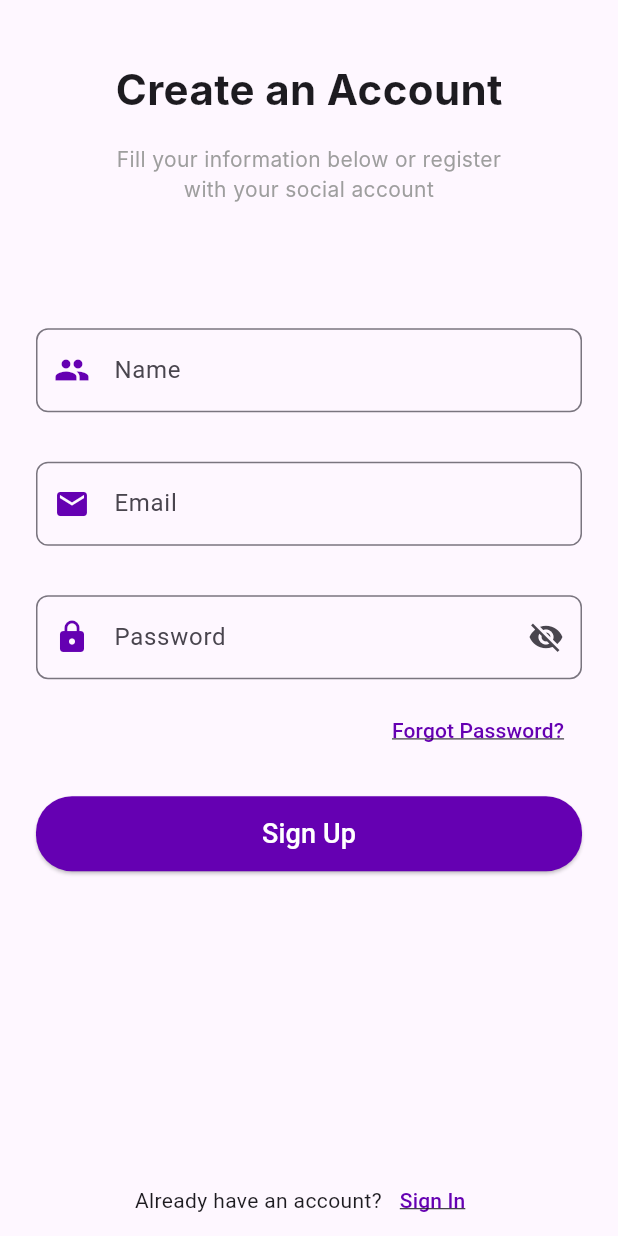
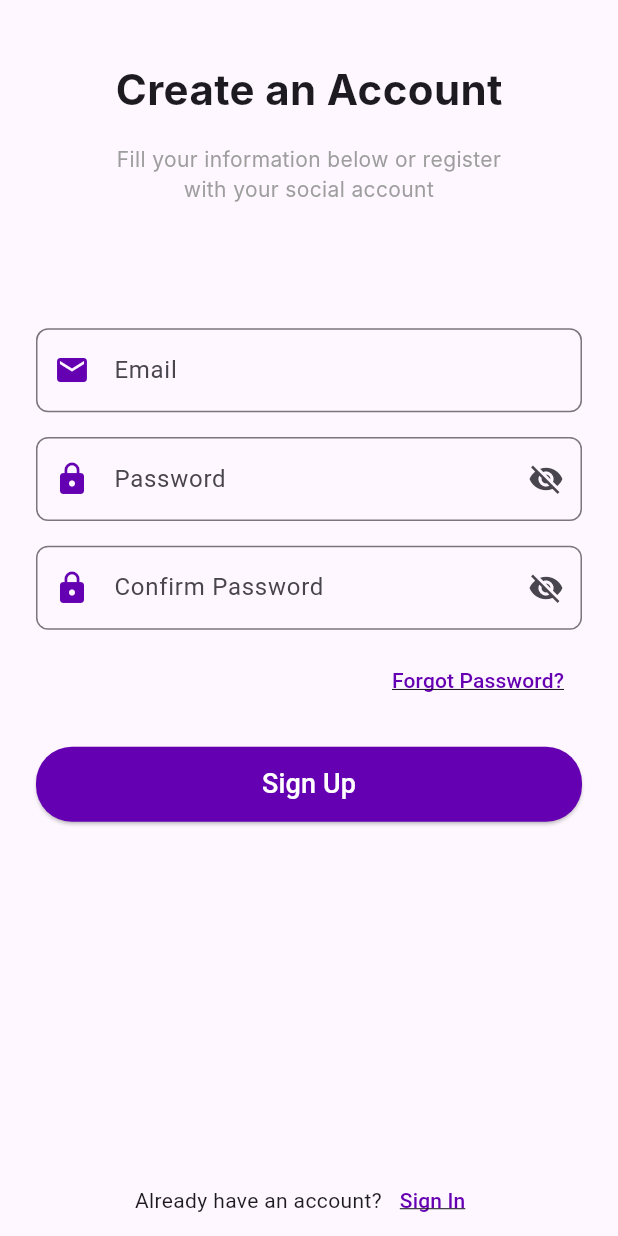
Before and after one commit to Natzzzzzz/FlowerShop, a Flutter app: the SignUp screen opened directly, on a phone screen of 412 x 824 dp. Run offline on Flutter 3.47's test engine with Material 3 defaults, Android fonts, the light colour scheme and no system bars; our stand-ins replace bloc, equatable, firebase_auth, firebase_core, flutter_bloc, google_sign_in and 2 more; accounts and stored records are empty; Roboto replaces fonts that are missing (Inter).

Commit message:
update sign up with email without validate

```diff
--- a/lib/features/signIn/bloc/bloc/sign_in_event.dart
+++ b/lib/features/signIn/bloc/bloc/sign_in_event.dart
@@ -1,6 +1,3 @@
 abstract class SignInEvent {}
-class AppStarted extends SignInEvent {}
 
 class SignInWithGoogle extends SignInEvent {}
-
-class SignInWithApple extends SignInEvent {}
--- /dev/null
+++ b/lib/features/signUp/bloc/sign_up_bloc.dart
@@ -0,0 +1,49 @@
+import 'package:bloc/bloc.dart';
+import 'package:firebase_auth/firebase_auth.dart';
+import 'package:flower_delivery/features/signUp/bloc/sign_up_event.dart';
+import 'package:flower_delivery/features/signUp/bloc/sign_up_state.dart';
+
+class SignUpBloc extends Bloc<SignUpEvent, SignUpState> {
+  SignUpBloc() : super(SignUpInitial()) {
+
+    on<SignUpSubmitted>((event, emit) async {
+      // Validate the input
+      if (event.password != event.confirmPassword) {
+        emit(SignUpFailure(error: "Passwords do not match"));
+        return;
+      }
+
+      // Simulate sign-up process
+      try {
+        emit(SignUpLoading());
+
+        // if (event.email == "") {
+        //   throw Exception("Email must not be empty");
+        // }
+        // if (event.password == "") {
+        //   throw Exception("Password must not be empty");
+        // }
+        // if (event.confirmPassword == "") {
+        //   throw Exception("Confirm Password must not be empty");
+        // }
+        // if (event.password.length < 6) {
+        //   throw Exception("Password must be at least 6 characters long");
+        // }
+
+        // Sign-up with Firebase Auth
+        if (event.password == event.confirmPassword){
+          await FirebaseAuth.instance.createUserWithEmailAndPassword(
+            email: event.email,
+            password: event.password,
+          );
+
+        }
+        // If sign-up succeeds
+        emit(SignUpSuccess());
+      } on FirebaseAuthException catch (error) {
+        // If an error occurs during sign-up
+        emit(SignUpFailure(error: error.toString()));
+      }
+    });
+  }
+}
--- /dev/null
+++ b/lib/features/signUp/bloc/sign_up_event.dart
@@ -0,0 +1,21 @@
+import 'package:equatable/equatable.dart';
+
+abstract class SignUpEvent extends Equatable {
+  @override
+  List<Object> get props => [];
+}
+
+class SignUpSubmitted extends SignUpEvent {
+  final String email;
+  final String password;
+  final String confirmPassword;
+
+  SignUpSubmitted({
+    required this.email,
+    required this.password,
+    required this.confirmPassword,
+  });
+
+  @override
+  List<Object> get props => [email, password, confirmPassword];
+}
--- /dev/null
+++ b/lib/features/signUp/bloc/sign_up_state.dart
@@ -0,0 +1,21 @@
+
+import 'package:equatable/equatable.dart';
+
+abstract class SignUpState extends Equatable {
+  @override
+  List<Object?> get props => [];
+}
+final class SignUpInitial extends SignUpState {}
+
+class SignUpLoading extends SignUpState {}
+
+class SignUpSuccess extends SignUpState {}
+
+class SignUpFailure extends SignUpState {
+  final String error;
+
+  SignUpFailure({required this.error});
+
+  @override
+  List<Object?> get props => [error];
+}
--- /dev/null
+++ b/lib/features/signUp/cubit/cf_password_cubit.dart
@@ -0,0 +1,7 @@
+import 'package:bloc/bloc.dart';
+
+class ConfirmPasswordVisibilityCubit extends Cubit<bool> {
+  ConfirmPasswordVisibilityCubit() : super(false);
+
+  void toggleVisibility() => emit(!state);
+}
--- /dev/null
+++ b/lib/features/signUp/cubit/password_cubit.dart
@@ -0,0 +1,7 @@
+import 'package:bloc/bloc.dart';
+
+class PasswordVisibilityCubit extends Cubit<bool> {
+  PasswordVisibilityCubit() : super(false);
+
+  void toggleVisibility() => emit(!state);
+}
--- a/lib/features/signUp/signUp.dart
+++ b/lib/features/signUp/signUp.dart
@@ -1,17 +1,31 @@
 import 'package:flower_delivery/features/signIn/signIn.dart';
+import 'package:flower_delivery/features/signUp/bloc/sign_up_bloc.dart';
+import 'package:flower_delivery/features/signUp/bloc/sign_up_event.dart';
+import 'package:flower_delivery/features/signUp/bloc/sign_up_state.dart';
+import 'package:flower_delivery/features/signUp/cubit/cf_password_cubit.dart';
+import 'package:flower_delivery/features/signUp/cubit/password_cubit.dart';
 import 'package:flower_delivery/misc/color.dart';
 import 'package:flutter/material.dart';
+import 'package:flutter_bloc/flutter_bloc.dart';
 
 class SignUp extends StatelessWidget {
   final TextEditingController _emailController = TextEditingController();
   final TextEditingController _passwordController = TextEditingController();
-  final TextEditingController _confirmPasswordController = TextEditingController();
+  final TextEditingController _confirmPasswordController =
+      TextEditingController();
 
   @override
   Widget build(BuildContext context) {
     Size sz = MediaQuery.of(context).size;
-    return Scaffold (
-      resizeToAvoidBottomInset : false,
+
+    return MultiBlocProvider(
+      providers: [
+        BlocProvider(create: (_) => PasswordVisibilityCubit()),
+        BlocProvider(create: (_) => ConfirmPasswordVisibilityCubit()),
+        BlocProvider(create: (_) => SignUpBloc()),
+      ],
+      child: Scaffold(
+        resizeToAvoidBottomInset: false,
         body: SafeArea(
           child: Padding(
             padding: const EdgeInsets.symmetric(horizontal: 24.0),
@@ -31,46 +45,96 @@ class SignUp extends StatelessWidget {
                 const Text(
                   "Fill your information below or register \nwith your social account",
                   textAlign: TextAlign.center,
-                style: TextStyle(fontSize: 14, color: Colors.grey,fontFamily: 'Inter',),
+                  style: TextStyle(
+                    fontSize: 14,
+                    color: Colors.grey,
+                    fontFamily: 'Inter',
+                  ),
                 ),
                 SizedBox(height: sz.height * 0.1),
                 TextField(
+                  controller: _emailController,
                   decoration: InputDecoration(
-                  prefixIcon: Icon(Icons.people, color: AppColors.mainColor,),
-                  labelText: 'Name',
-                  hintText: 'EX: John Doe',
+                    prefixIcon: Icon(
+                      Icons.email,
+                      color: AppColors.mainColor,
+                    ),
+                    labelText: 'Email',
+                    hintText: 'example@gmail.com',
+                    hintStyle: TextStyle(color: Colors.grey),
                     border: OutlineInputBorder(
                       borderRadius: BorderRadius.circular(8.0),
                     ),
                   ),
                 ),
-              SizedBox(height: sz.height * 0.04),
-              TextField(
+                SizedBox(height: sz.height * 0.02),
+
+                // Password Field
+                BlocBuilder<PasswordVisibilityCubit, bool>(
+                  builder: (context, isPasswordVisible) {
+                    return TextField(
+                      controller: _passwordController,
+                      obscureText: !isPasswordVisible,
                       decoration: InputDecoration(
-                  prefixIcon: Icon(Icons.email, color: AppColors.mainColor,),
-                  labelText: 'Email',
-                  hintText: 'example@gmail.com',
-                  border: OutlineInputBorder(
-                    borderRadius: BorderRadius.circular(8.0),
+                        prefixIcon: Icon(
+                          Icons.lock,
+                          color: AppColors.mainColor,
                         ),
-                ),
-              ),
-              SizedBox(height: sz.height * 0.04),
-              TextField(
-                obscureText: true,
-                decoration: InputDecoration(
-                  prefixIcon: Icon(Icons.lock, color: AppColors.mainColor,),
                         labelText: 'Password',
                         hintText: '*************',
+                        hintStyle: TextStyle(color: Colors.grey),
                         suffixIcon: IconButton(
-                    icon: const Icon(Icons.visibility_off),
-                    onPressed: () {},
+                          icon: Icon(isPasswordVisible
+                              ? Icons.visibility
+                              : Icons.visibility_off),
+                          onPressed: () {
+                            context
+                                .read<PasswordVisibilityCubit>()
+                                .toggleVisibility();
+                          },
                         ),
                         border: OutlineInputBorder(
                           borderRadius: BorderRadius.circular(8.0),
                         ),
                       ),
+                    );
+                  },
                 ),
+
+                SizedBox(height: sz.height * 0.02),
+
+                // Confirm Password Field
+                BlocBuilder<ConfirmPasswordVisibilityCubit, bool>(
+                  builder: (context, isConfirmPasswordVisible) {
+                    return TextField(
+                      controller: _confirmPasswordController,
+                      obscureText: !isConfirmPasswordVisible,
+                      decoration: InputDecoration(
+                        prefixIcon: Icon(
+                          Icons.lock,
+                          color: AppColors.mainColor,
+                        ),
+                        labelText: 'Confirm Password',
+                        hintText: '*************',
+                        hintStyle: TextStyle(color: Colors.grey),
+                        suffixIcon: IconButton(
+                          icon: Icon(isConfirmPasswordVisible
+                              ? Icons.visibility
+                              : Icons.visibility_off),
+                          onPressed: () {
+                            context
+                                .read<ConfirmPasswordVisibilityCubit>()
+                                .toggleVisibility();
+                          },
+                        ),
+                        border: OutlineInputBorder(
+                          borderRadius: BorderRadius.circular(8.0),
+                        ),
+                      ),
+                    );
+                  },
+                ),
+
                 const SizedBox(height: 10),
                 Align(
                   alignment: Alignment.centerRight,
@@ -78,13 +142,45 @@ class SignUp extends StatelessWidget {
                     onPressed: () {},
                     child: Text(
                       'Forgot Password?',
-                    style: TextStyle(color: AppColors.mainColor, decoration: TextDecoration.underline,),
+                      style: TextStyle(
+                        color: AppColors.mainColor,
+                        decoration: TextDecoration.underline,
+                      ),
                     ),
                   ),
                 ),
                 const SizedBox(height: 20),
-              ElevatedButton(
-                onPressed: () {},
+
+                BlocConsumer<SignUpBloc, SignUpState>(
+                  listener: (context, state) {
+                    if (state is SignUpSuccess) {
+                      ScaffoldMessenger.of(context).showSnackBar(
+                        SnackBar(content: Text("Sign Up Successful!")),
+                      );
+                      Navigator.pushReplacement(
+                        context,
+                        MaterialPageRoute(builder: (_) => Signin()),
+                      );
+                    } else if (state is SignUpFailure) {
+                      ScaffoldMessenger.of(context).showSnackBar(
+                        SnackBar(content: Text(state.error)),
+                      );
+                    }
+                  },
+                  builder: (context, state) {
+                    return ElevatedButton(
+                      onPressed: state is SignUpLoading
+                          ? null
+                          : () {
+                              context.read<SignUpBloc>().add(
+                                    SignUpSubmitted(
+                                      email: _emailController.text,
+                                      password: _passwordController.text,
+                                      confirmPassword:
+                                          _confirmPasswordController.text,
+                                    ),
+                                  );
+                            },
                       style: ElevatedButton.styleFrom(
                         backgroundColor: AppColors.mainColor,
                         foregroundColor: Colors.white,
@@ -93,13 +189,17 @@ class SignUp extends StatelessWidget {
                           borderRadius: BorderRadius.circular(24),
                         ),
                       ),
-                child: const Text(
+                      child: state is SignUpLoading
+                          ? CircularProgressIndicator(color: Colors.white)
+                          : const Text(
                               'Sign Up',
                               style: TextStyle(fontSize: 18),
                             ),
+                    );
+                  },
                 ),
+
                 SizedBox(height: sz.height * 0.05),
-
                 const Spacer(),
                 Row(
                   mainAxisAlignment: MainAxisAlignment.center,
@@ -111,7 +211,7 @@ class SignUp extends StatelessWidget {
                           MaterialPageRoute(builder: (context) => Signin()),
                         );
                       },
-                    child:  Text(
+                      child: Text(
                         'Sign In',
                         style: TextStyle(
                           color: AppColors.mainColor,
@@ -123,7 +223,7 @@ class SignUp extends StatelessWidget {
                 ),
               ],
             ),
-
+          ),
         ),
       ),
     );
--- a/pubspec.yaml
+++ b/pubspec.yaml
@@ -36,8 +36,10 @@ dependencies:
   # Use with the CupertinoIcons class for iOS style icons.
   cupertino_icons: ^1.0.8
   smooth_page_indicator: ^1.2.0+3
+
   shared_preferences: ^2.3.3
   flutter_bloc: ^9.0.0
+  equatable: ^2.0.7
 
   google_sign_in: ^6.2.2
   firebase_auth: ^5.4.2
```
Also changed, not shown: lib/features/onBoarding/onBoardingPage.dart (+4 -3 lines), lib/features/signIn/bloc/bloc/sign_in_bloc.dart (+0 -9 lines), lib/features/signIn/signIn.dart (+6 -6 lines), pubspec.lock. Lines whose indentation alone changed are shown as unchanged.
